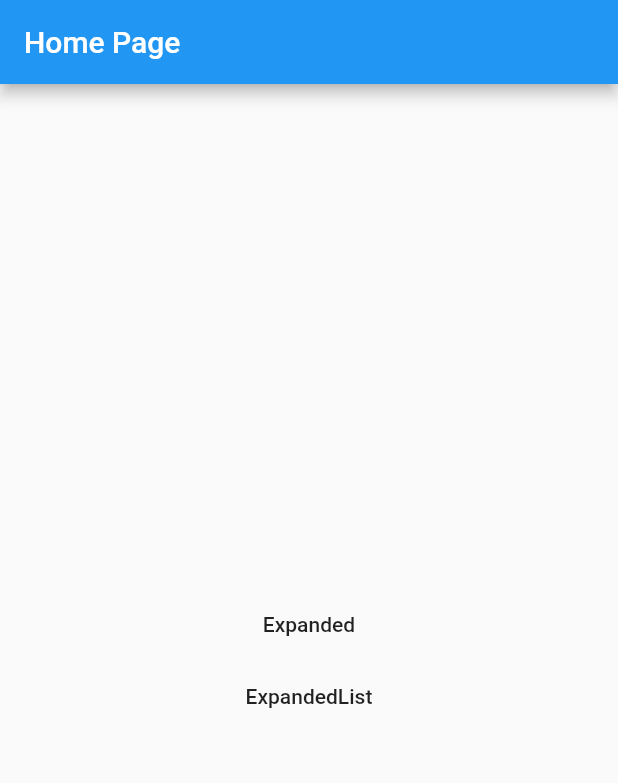
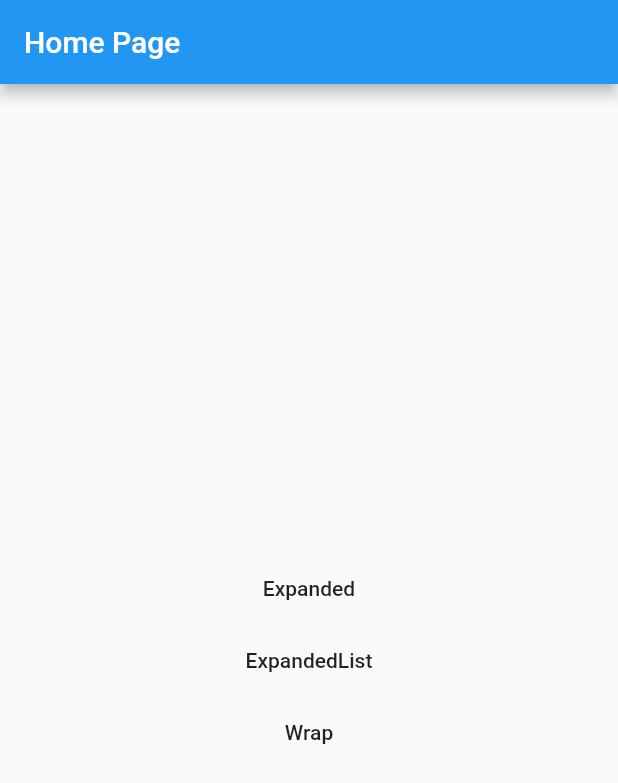
Before and after one commit to nannany/weekly_widget, a Flutter app: the screen it shows after launch, on a phone screen of 412 x 824 dp. Shown: the top 783 px of the screen. Run offline on Flutter 3.47's test engine with Material 2 defaults, Android fonts, the phone set to English and light mode, and no system bars.

Commit message:
一旦検証したいことはできた。chipの折り返し

```diff
--- a/lib/main.dart
+++ b/lib/main.dart
@@ -1,6 +1,7 @@
 import 'package:flutter/material.dart';
 import 'package:weekly_widget/widgets/expanded_list_page.dart';
 import 'package:weekly_widget/widgets/expanded_page.dart';
+import 'package:weekly_widget/widgets/wrap_page.dart';
 
 void main() => runApp(MyApp());
 
@@ -16,10 +17,12 @@ class MyApp extends StatelessWidget {
         routes: <String, WidgetBuilder>{
           '/home': (BuildContext context) => new MyHomePage(),
           '/expanded': (BuildContext context) => new ExpandedPage(),
-          '/expanded_list': (BuildContext context) => new ExpandedListPage()
+          '/expanded_list': (BuildContext context) => new ExpandedListPage(),
+          '/wrap': (BuildContext context) => new WrapPage(),
         });
   }
 }
+
 
 class MyHomePage extends StatefulWidget {
   MyHomePage({Key key, this.title}) : super(key: key);
@@ -48,6 +51,10 @@ class _MyHomePageState extends State<MyHomePage> {
               onPressed: () => Navigator.pushNamed(context, '/expanded_list'),
               child: Text("ExpandedList"),
             ),
+            FlatButton(
+              onPressed: () => Navigator.pushNamed(context, '/wrap'),
+              child: Text("Wrap"),
+            ),
           ],
         ),
       ),
```
Also changed, not shown: lib/widgets/wrap_page.dart (added, +53 -0 lines).
